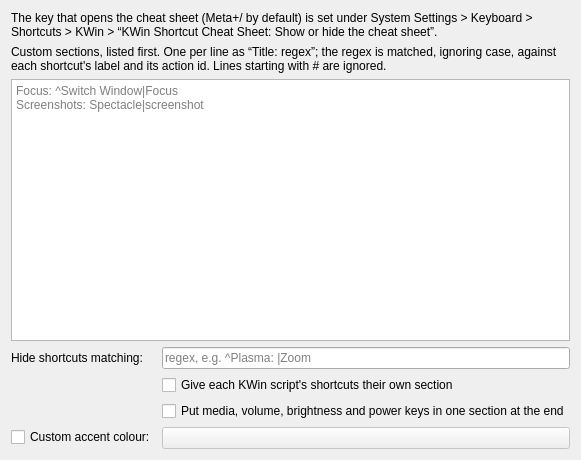
Old version of the form package/contents/ui/config.ui in the repository Demitrix2k/kwin-shortcut-cheatsheet.
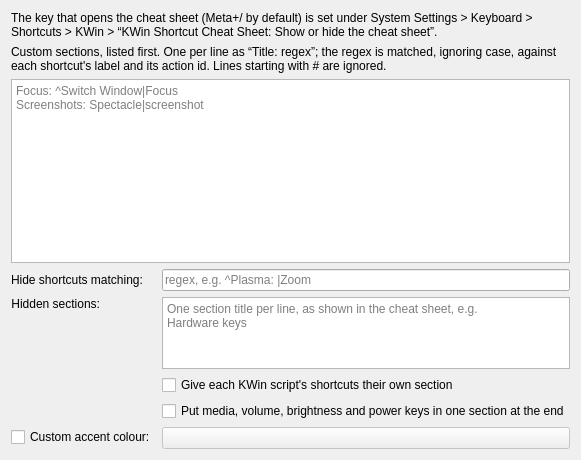
New version of the form. Custom widgets are drawn as their Qt base class.

Commit message:
Add a "Hidden sections" setting; version 1.1.0
HiddenSections lists section titles, one per line, matched ignoring case
against the final sections (KWin groups, custom, per-script, per-app,
"Hardware keys"). Those sections and their shortcuts are dropped, so the
filter and match count don't see them. Unknown titles and "#" lines are
ignored.

What changed in the file:
```diff
--- a/package/contents/ui/config.ui
+++ b/package/contents/ui/config.ui
@@ -45,22 +45,37 @@
        <property name="clearButtonEnabled"><bool>true</bool></property>
       </widget>
      </item>
+     <item row="1" column="0">
+      <widget class="QLabel" name="hiddenSectionsLabel">
+       <property name="text"><string>Hidden sections:</string></property>
+       <property name="alignment"><set>Qt::AlignRight|Qt::AlignTop|Qt::AlignTrailing</set></property>
+       <property name="buddy"><cstring>kcfg_HiddenSections</cstring></property>
+      </widget>
+     </item>
      <item row="1" column="1">
+      <widget class="QPlainTextEdit" name="kcfg_HiddenSections">
+       <property name="maximumSize"><size><width>16777215</width><height>80</height></size></property>
+       <property name="placeholderText"><string>One section title per line, as shown in the cheat sheet, e.g.
+Hardware keys</string></property>
+       <property name="tabChangesFocus"><bool>true</bool></property>
+      </widget>
+     </item>
+     <item row="2" column="1">
       <widget class="QCheckBox" name="kcfg_SplitScripts">
        <property name="text"><string>Give each KWin script's shortcuts their own section</string></property>
       </widget>
      </item>
-     <item row="2" column="1">
+     <item row="3" column="1">
       <widget class="QCheckBox" name="kcfg_GroupHardwareKeys">
        <property name="text"><string>Put media, volume, brightness and power keys in one section at the end</string></property>
       </widget>
      </item>
-     <item row="3" column="0">
+     <item row="4" column="0">
       <widget class="QCheckBox" name="kcfg_UseCustomAccent">
        <property name="text"><string>Custom accent colour:</string></property>
       </widget>
      </item>
-     <item row="3" column="1">
+     <item row="4" column="1">
       <widget class="KColorButton" name="kcfg_AccentColor">
        <property name="enabled"><bool>false</bool></property>
       </widget>
```
The commit also changes 6 other files.
